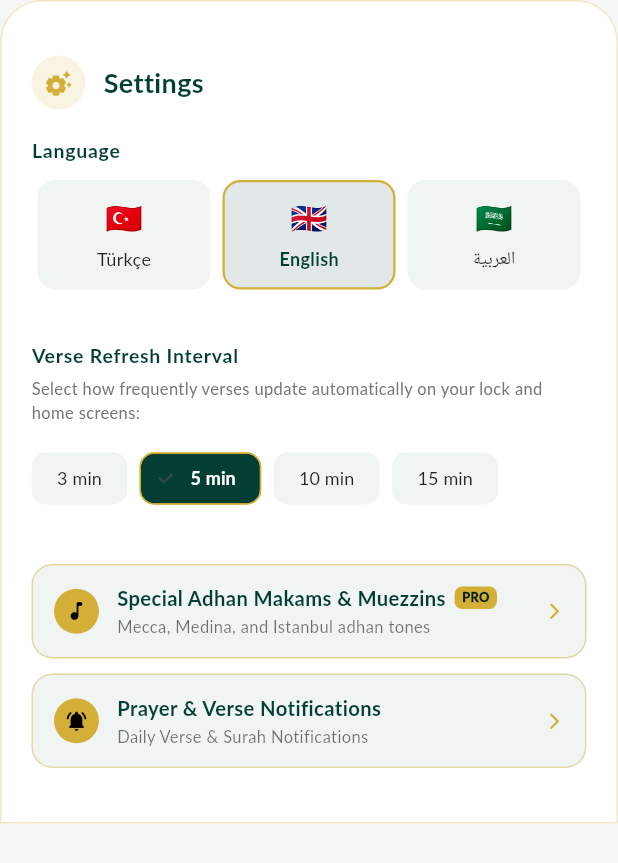
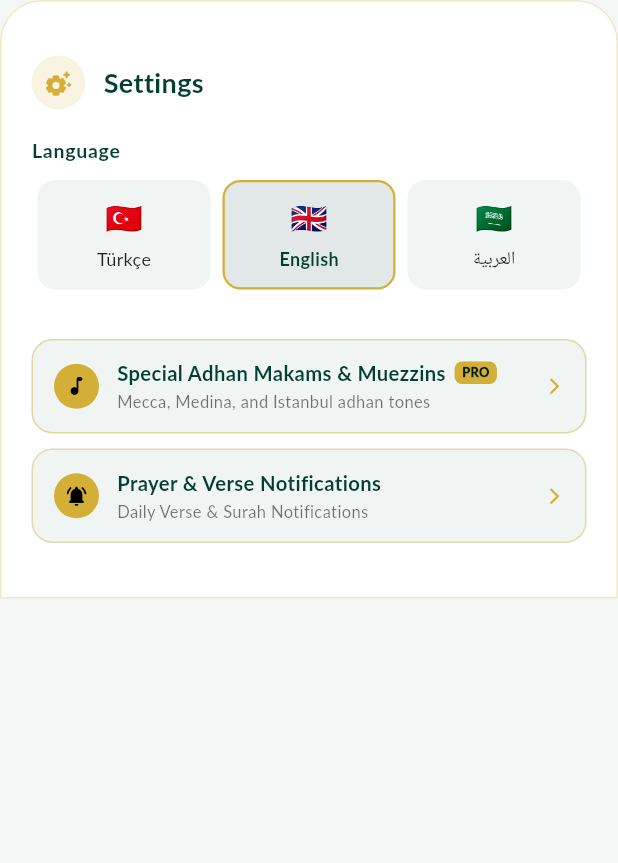
Before and after one commit to smhisk2456-commits/beyan-app, a Flutter app: the WidgetSettingsDialog widget shown alone on an empty page, opened directly, after a tap on "🇬🇧", on a phone screen of 412 x 824 dp. Shown: the top 863 px of the screen. Run offline on Flutter 3.47's test engine with Material 3 defaults, Android fonts, the phone set to English and light mode, and no system bars; our stand-ins replace adhan, audioplayers, flutter_compass, flutter_local_notifications, flutter_riverpod, flutter_timezone and 8 more; missing offline and left inert: home_widget; accounts and stored records are empty; network calls fail; statements that could not run were skipped.

Commit message:
refactor(settings): remove redundant verse interval section from home settings dialog

```diff
--- a/lib/features/widget_service/screens/widget_settings_dialog.dart
+++ b/lib/features/widget_service/screens/widget_settings_dialog.dart
@@ -1,11 +1,9 @@
 import 'package:flutter/material.dart';
 import 'package:flutter/services.dart';
 import 'package:flutter_riverpod/flutter_riverpod.dart';
-import 'package:shared_preferences/shared_preferences.dart';
 import '../../../core/localization/app_strings.dart';
 import '../../notifications/screens/adhan_makam_selector_sheet.dart';
 import '../../notifications/screens/notification_settings_sheet.dart';
-import '../widget_service.dart';
 
 /// Lüks Ayarlar ve Dil Seçimi Alt Menüsü
 class WidgetSettingsDialog extends ConsumerStatefulWidget {
@@ -16,57 +14,11 @@ class WidgetSettingsDialog extends ConsumerStatefulWidget {
 }
 
 class _WidgetSettingsDialogState extends ConsumerState<WidgetSettingsDialog> {
-  int _selectedInterval = 5;
-  bool _isLoading = true;
-
-  @override
-  void initState() {
-    super.initState();
-    _loadInterval();
-  }
-
-  Future<void> _loadInterval() async {
-    final prefs = await SharedPreferences.getInstance();
-    final saved = prefs.getInt('widget_update_interval') ?? 5;
-    setState(() {
-      _selectedInterval = saved.clamp(3, 15);
-      _isLoading = false;
-    });
-  }
-
-  Future<void> _saveInterval(int interval) async {
-    final prefs = await SharedPreferences.getInstance();
-    await prefs.setInt('widget_update_interval', interval);
-    setState(() => _selectedInterval = interval);
-
-    // Değişikliği anında uygulamak için widget servisini tetikle
-    await ref.read(widgetServiceProvider).updateAllWidgets();
-
-    if (mounted) {
-      final strings = ref.read(appStringsProvider);
-      ScaffoldMessenger.of(context).showSnackBar(
-        SnackBar(
-          content: Text('${strings.widgetIntervalTitle}: ${strings.minutesSuffix(interval)}'),
-          behavior: SnackBarBehavior.floating,
-        ),
-      );
-    }
-  }
-
   @override
   Widget build(BuildContext context) {
     final strings = ref.watch(appStringsProvider);
     final currentLang = ref.watch(appLanguageProvider);
     final isDark = Theme.of(context).brightness == Brightness.dark;
-
-    if (_isLoading) {
-      return const SizedBox(
-        height: 140,
-        child: Center(child: CircularProgressIndicator(color: Color(0xFFD4AF37))),
-      );
-    }
-
-    final intervals = [3, 5, 10, 15];
 
     return Container(
       padding: const EdgeInsets.fromLTRB(20, 16, 20, 36),
@@ -180,56 +132,6 @@ class _WidgetSettingsDialogState extends ConsumerState<WidgetSettingsDialog> {
                     ),
                   ),
                 ),
-              );
-            }).toList(),
-          ),
-
-          const SizedBox(height: 22),
-          const Divider(color: Colors.white12),
-          const SizedBox(height: 12),
-
-          // ── Ayet Döngü Süresi Bölümü ──
-          Text(
-            strings.widgetIntervalTitle,
-            style: TextStyle(
-              fontSize: 13,
-              fontWeight: FontWeight.w700,
-              color: isDark ? Colors.white70 : const Color(0xFF033E35),
-              letterSpacing: 0.5,
-            ),
-          ),
-          const SizedBox(height: 4),
-          Text(
-            strings.widgetIntervalDesc,
-            style: TextStyle(
-              fontSize: 11,
-              color: isDark ? Colors.white54 : Colors.grey.shade600,
-            ),
-          ),
-          const SizedBox(height: 12),
-
-          Wrap(
-            spacing: 8,
-            runSpacing: 8,
-            children: intervals.map((m) {
-              final isSelected = m == _selectedInterval;
-              return ChoiceChip(
-                label: Text(strings.minutesShort(m)),
-                selected: isSelected,
-                selectedColor: const Color(0xFF033E35),
-                backgroundColor: isDark ? const Color(0xFF0D2823) : const Color(0xFFF0F5F3),
-                labelStyle: TextStyle(
-                  color: isSelected ? Colors.white : (isDark ? Colors.white70 : Colors.black87),
-                  fontWeight: isSelected ? FontWeight.bold : FontWeight.normal,
-                  fontSize: 12,
-                ),
-                shape: RoundedRectangleBorder(
-                  borderRadius: BorderRadius.circular(10),
-                  side: BorderSide(
-                    color: isSelected ? const Color(0xFFD4AF37) : Colors.transparent,
-                  ),
-                ),
-                onSelected: (_) => _saveInterval(m),
               );
             }).toList(),
           ),
```
